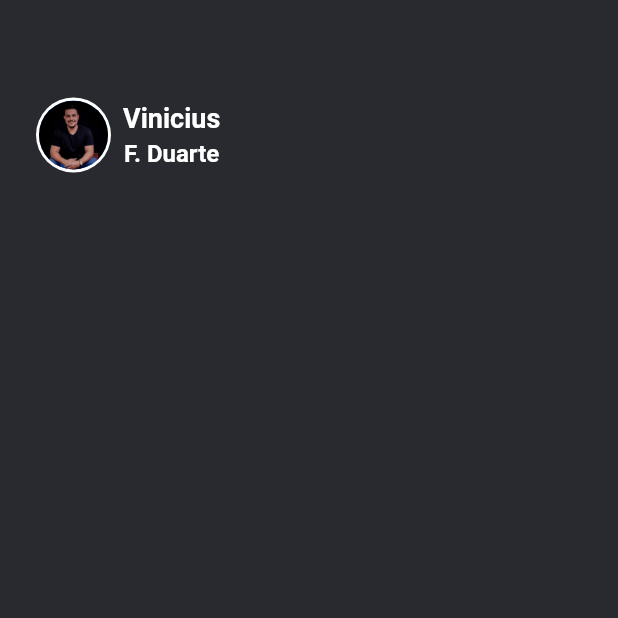
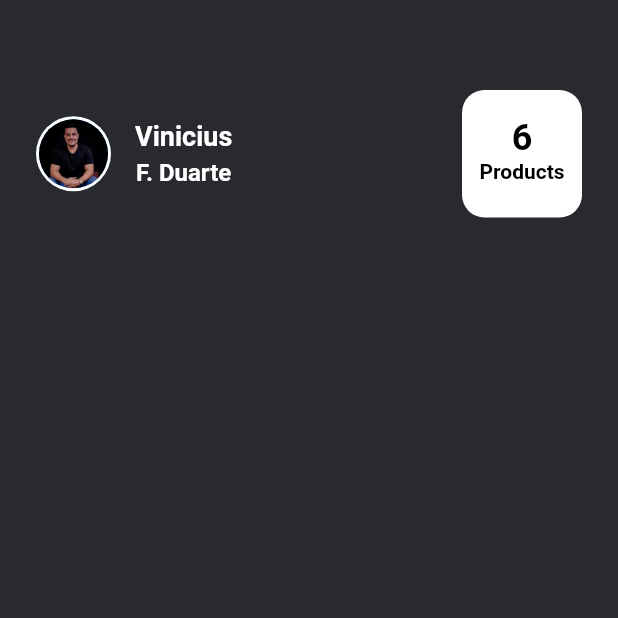
Before and after one commit to francovinicius/cockiesUi, a Flutter app: the screen it shows after launch, on a phone screen of 412 x 824 dp, the top half of it. Run offline on Flutter 3.47's test engine with Material 2 defaults, Android fonts, the phone set to English and light mode, and no system bars.

Commit message:
Add Cart Widget

```diff
--- a/lib/pages/home/home_page.dart
+++ b/lib/pages/home/home_page.dart
@@ -1,6 +1,7 @@
 import 'package:cockies_ui/colors.dart';
 import 'package:flutter/material.dart';
 
+import '../widgets/Cart.dart';
 import '../widgets/avatar.dart';
 import '../widgets/personal_infor.dart';
 
@@ -18,7 +19,10 @@ class HomePage extends StatelessWidget {
               Row(
                 children: [
                   Avatar(),
-                  PersonalInfo()
+                  SizedBox(width: 16,),
+                  PersonalInfo(),
+                  Spacer(),
+                  Cart(),
                 ],
               ),
             ],
--- /dev/null
+++ b/lib/pages/widgets/Cart.dart
@@ -0,0 +1,28 @@
+import 'package:flutter/material.dart';
+
+class Cart extends StatelessWidget {
+  const Cart({
+    super.key,
+  });
+
+  @override
+  Widget build(BuildContext context) {
+    return Container(
+        height: 85,
+        width: 80,
+        decoration: const BoxDecoration(
+          color: Colors.white,
+          borderRadius: BorderRadius.all(Radius.circular(15)
+          ),
+        ),
+        child: const Column(
+          children: [
+            SizedBox(height: 18,),
+            Text("6", style: TextStyle(color: Colors.black, fontSize: 24, fontWeight: FontWeight.bold),),
+            Text("Products", style: TextStyle(color: Colors.black, fontSize: 14, fontWeight: FontWeight.bold),),
+
+          ],
+        )
+    );
+  }
+}
--- a/lib/pages/widgets/personal_infor.dart
+++ b/lib/pages/widgets/personal_infor.dart
@@ -7,15 +7,12 @@ class PersonalInfo extends StatelessWidget {
 
   @override
   Widget build(BuildContext context) {
-    return const Padding(
-      padding: EdgeInsets.all(8.0),
-      child: Column(
+    return const Column(
         children: [
           Text("Vinicius", style: TextStyle(color: Colors.white, fontWeight: FontWeight.w600, fontSize: 18),),
           SizedBox(height: 4,),
           Text("F. Duarte", style: TextStyle(color: Colors.white, fontWeight: FontWeight.w600, fontSize: 16),),
         ],
-      ),
     );
   }
 }
```
